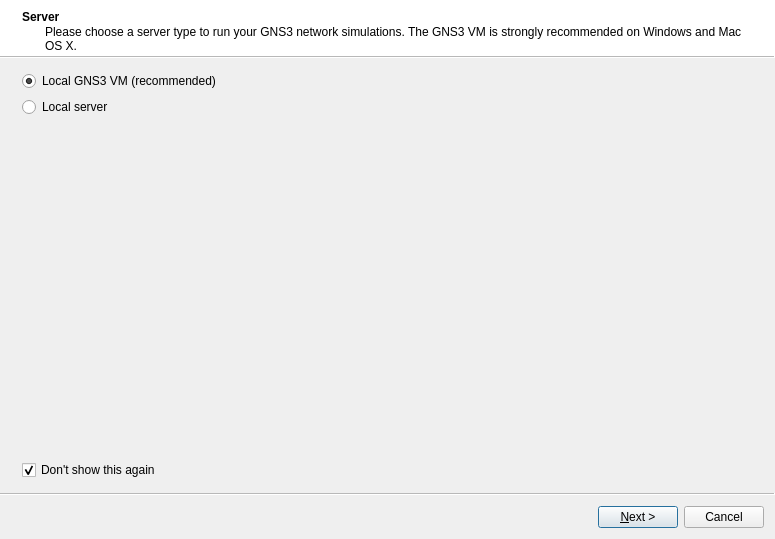
Old version of the form gns3/ui/setup_wizard.ui in the repository GNS3/gns3-gui.
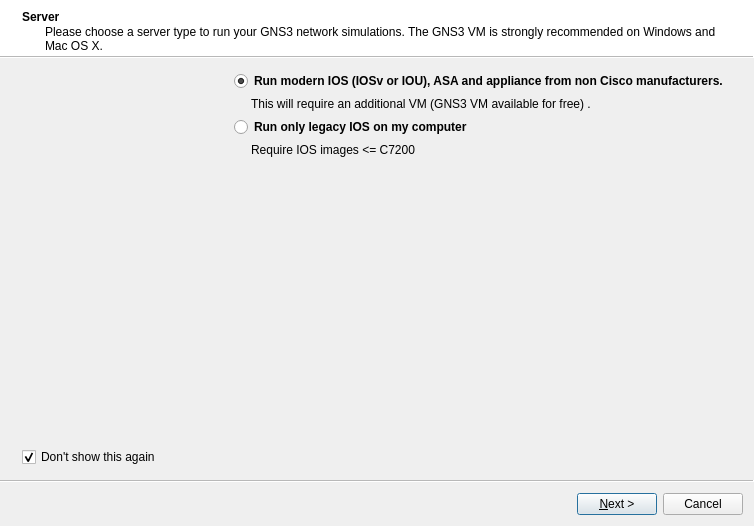
New version of the form. Icons and pictures are not drawn.

Commit message:
Make first screen of the setup wizard more welcome
Fix #1529

What changed in the file:
```diff
--- a/gns3/ui/setup_wizard.ui
+++ b/gns3/ui/setup_wizard.ui
@@ -6,8 +6,8 @@
    <rect>
     <x>0</x>
     <y>0</y>
-    <width>775</width>
-    <height>539</height>
+    <width>754</width>
+    <height>526</height>
    </rect>
   </property>
   <property name="sizePolicy">
@@ -41,31 +41,86 @@
    <property name="subTitle">
     <string>Please choose a server type to run your GNS3 network simulations. The GNS3 VM is strongly recommended on Windows and Mac OS X.</string>
    </property>
-   <layout class="QGridLayout" name="gridLayout">
-    <item row="0" column="0">
+   <layout class="QVBoxLayout" name="verticalLayout_5">
+    <item>
+     <layout class="QHBoxLayout" name="horizontalLayout_5">
+      <item>
+       <widget class="QLabel" name="uiLogoLabel">
+        <property name="text">
+         <string/>
+        </property>
+        <property name="pixmap">
+         <pixmap resource="../../resources/resources.qrc">:/images/gns3_logo.png</pixmap>
+        </property>
+       </widget>
+      </item>
+      <item>
+       <layout class="QVBoxLayout" name="verticalLayout_4">
+        <item>
      <widget class="QRadioButton" name="uiVMRadioButton">
+          <property name="sizePolicy">
+           <sizepolicy hsizetype="Minimum" vsizetype="Fixed">
+            <horstretch>0</horstretch>
+            <verstretch>0</verstretch>
+           </sizepolicy>
+          </property>
+          <property name="font">
+           <font>
+            <weight>75</weight>
+            <bold>true</bold>
+           </font>
+          </property>
       <property name="toolTip">
        <string>Dynamips, IOU, VPCS and Qemu will use this virtual machine.</string>
       </property>
       <property name="text">
-       <string>Local GNS3 VM (recommended)</string>
+           <string>Run modern IOS (IOSv or IOU), ASA and appliance from non Cisco manufacturers. </string>
       </property>
       <property name="checked">
        <bool>true</bool>
       </property>
      </widget>
     </item>
-    <item row="1" column="0">
+        <item>
+         <widget class="QLabel" name="label">
+          <property name="text">
+           <string>This will require an additional VM (GNS3 VM available for free) .</string>
+          </property>
+          <property name="margin">
+           <number>0</number>
+          </property>
+          <property name="indent">
+           <number>17</number>
+          </property>
+         </widget>
+        </item>
+        <item>
      <widget class="QRadioButton" name="uiLocalRadioButton">
+          <property name="font">
+           <font>
+            <weight>75</weight>
+            <bold>true</bold>
+           </font>
+          </property>
       <property name="toolTip">
        <string>Eveything that is supported by your system will run on your computer.</string>
       </property>
       <property name="text">
-       <string>Local server</string>
+           <string>Run only legacy IOS on my computer</string>
       </property>
      </widget>
     </item>
-    <item row="2" column="0">
+        <item>
+         <widget class="QLabel" name="uiLocalLabel">
+          <property name="text">
+           <string>Require IOS images &lt;= C7200</string>
+          </property>
+          <property name="indent">
+           <number>17</number>
+          </property>
+         </widget>
+        </item>
+        <item>
      <spacer name="verticalSpacer">
       <property name="orientation">
        <enum>Qt::Vertical</enum>
@@ -78,7 +133,11 @@
       </property>
      </spacer>
     </item>
-    <item row="3" column="0">
+       </layout>
+      </item>
+     </layout>
+    </item>
+    <item>
      <widget class="QCheckBox" name="uiShowCheckBox">
       <property name="text">
        <string>Don't show this again</string>
```
Lines whose indentation alone changed are shown as unchanged. The commit also changes 2 other files.
